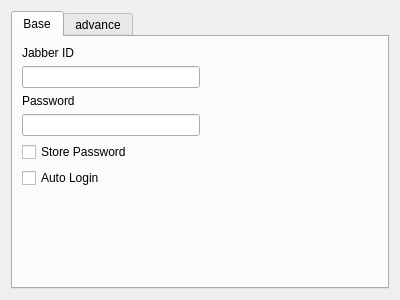
chloerei/qtalk, file app/PrefAccount.ui: the form before one commit.
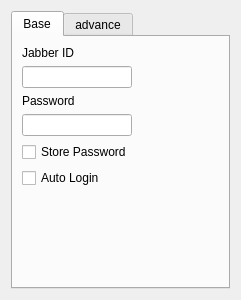
The form after the commit.

Patch:
```diff
--- a/app/PrefAccount.ui
+++ b/app/PrefAccount.ui
@@ -6,22 +6,10 @@
    <rect>
     <x>0</x>
     <y>0</y>
-    <width>400</width>
+    <width>241</width>
     <height>300</height>
    </rect>
   </property>
-  <property name="sizePolicy">
-   <sizepolicy hsizetype="Expanding" vsizetype="Expanding">
-    <horstretch>0</horstretch>
-    <verstretch>0</verstretch>
-   </sizepolicy>
-  </property>
-  <property name="minimumSize">
-   <size>
-    <width>400</width>
-    <height>300</height>
-   </size>
-  </property>
   <property name="windowTitle">
    <string>Form</string>
   </property>
```
